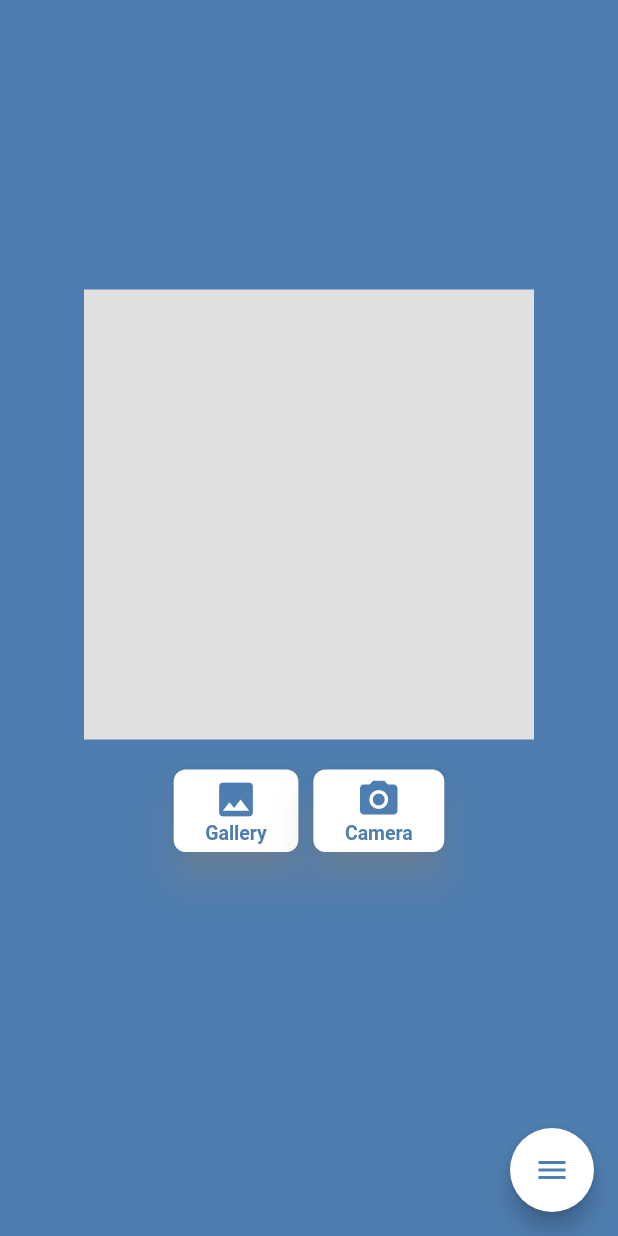
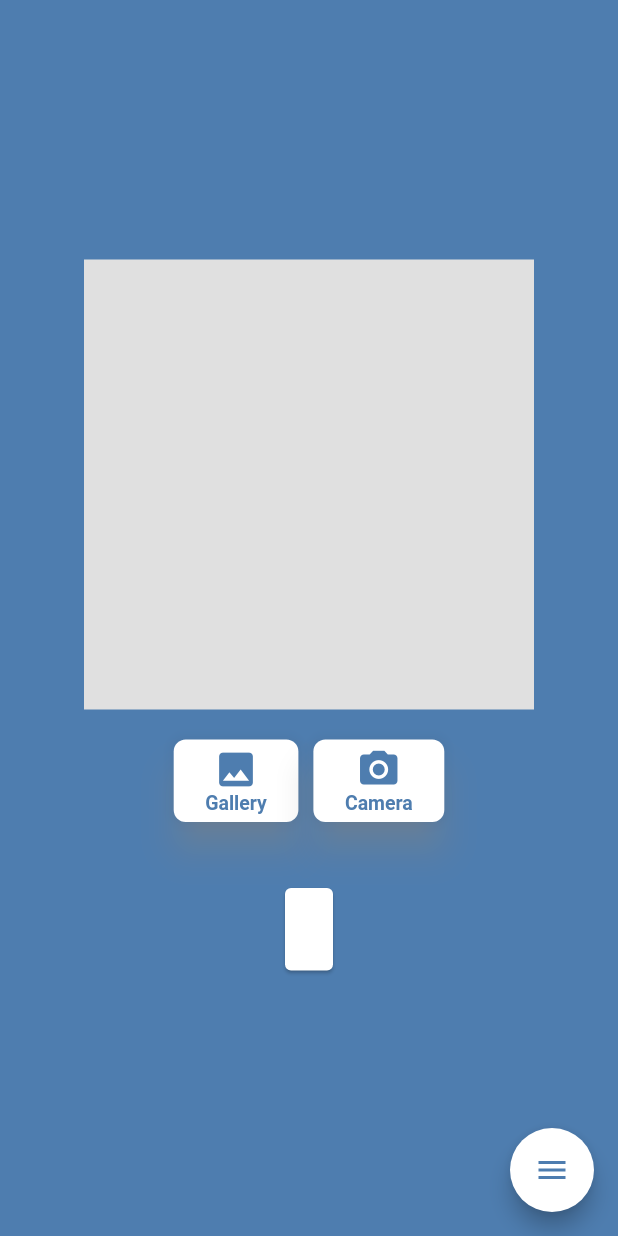
Before and after one commit to Emmanuel-Etukudo/image_labelling_app, a Flutter app: the ImageRecognition screen opened by its route, on a phone screen of 412 x 824 dp. Run offline on Flutter 3.47's test engine with Material 2 defaults, Android fonts, the phone set to English and light mode, and no system bars; drawn by our look-alikes of flutter_speed_dial; our stand-ins replace go_router, image_picker; missing offline and left inert: google_mlkit_image_labeling, google_mlkit_text_recognition, tflite.

Commit message:
UI changes

```diff
--- a/lib/features/image_recognition/image_recognition.dart
+++ b/lib/features/image_recognition/image_recognition.dart
@@ -69,9 +69,15 @@ class _ImageRecognitionState extends State<ImageRecognition> {
                   const SizedBox(
                     height: 20,
                   ),
-                  Text(
-                    imageLabel,
-                    style: const TextStyle(fontSize: 20),
+                  Card(
+                    child: Padding(
+                      padding: const EdgeInsets.all(16.0),
+                      child: Text(
+                        imageLabel,
+                        style: const TextStyle(
+                            fontSize: 20, color: AppColors.bluish),
+                      ),
+                    ),
                   )
                 ],
               )),
--- a/pubspec.yaml
+++ b/pubspec.yaml
@@ -15,6 +15,7 @@ dependencies:
   flutter_speed_dial: ^7.0.0
   go_router: ^8.0.1
   tflite: ^1.1.2
+  percent_indicator: ^4.2.3
 
 dev_dependencies:
   flutter_test:
```
Also changed, not shown: lib/features/emotional_recognition/emotional_recognition.dart (+8 -3 lines), lib/features/image_to_text/image_to_text.dart (+7 -4 lines), pubspec.lock.
